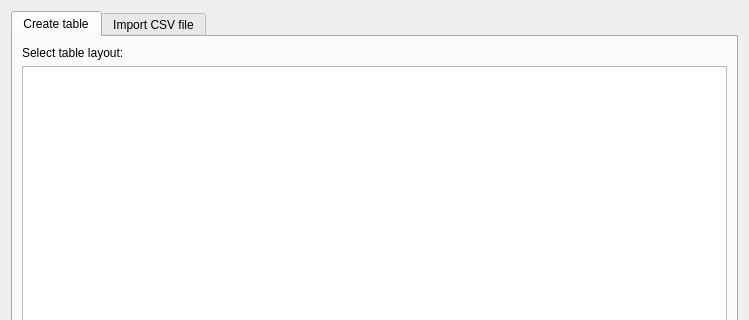
Qt form src/dialogs/tabledialog.ui (pbek/QOwnNotes) before a commit; both pictures show x 0 to 749 and y 0 to 320 of the 749 by 647 pixel window.
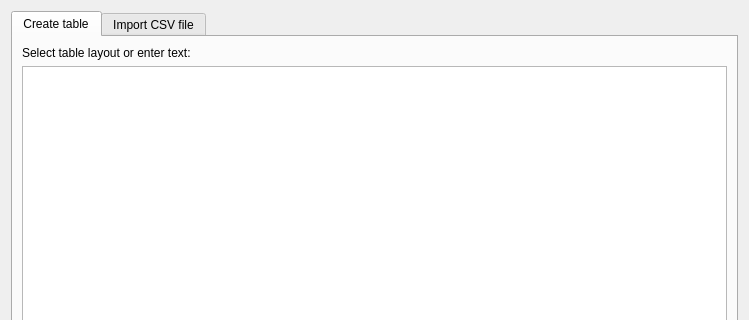
The same form after that commit. Icons and pictures are not drawn.

Commit message: Implement table text generation (#1446)

Patch:
```diff
--- a/src/dialogs/tabledialog.ui
+++ b/src/dialogs/tabledialog.ui
@@ -116,7 +116,7 @@
        <item row="2" column="0" colspan="2">
         <widget class="QLabel" name="label_4">
          <property name="text">
-          <string>Select table layout:</string>
+          <string>Select table layout or enter text:</string>
          </property>
         </widget>
        </item>
```
The commit also changes 3 other files.
